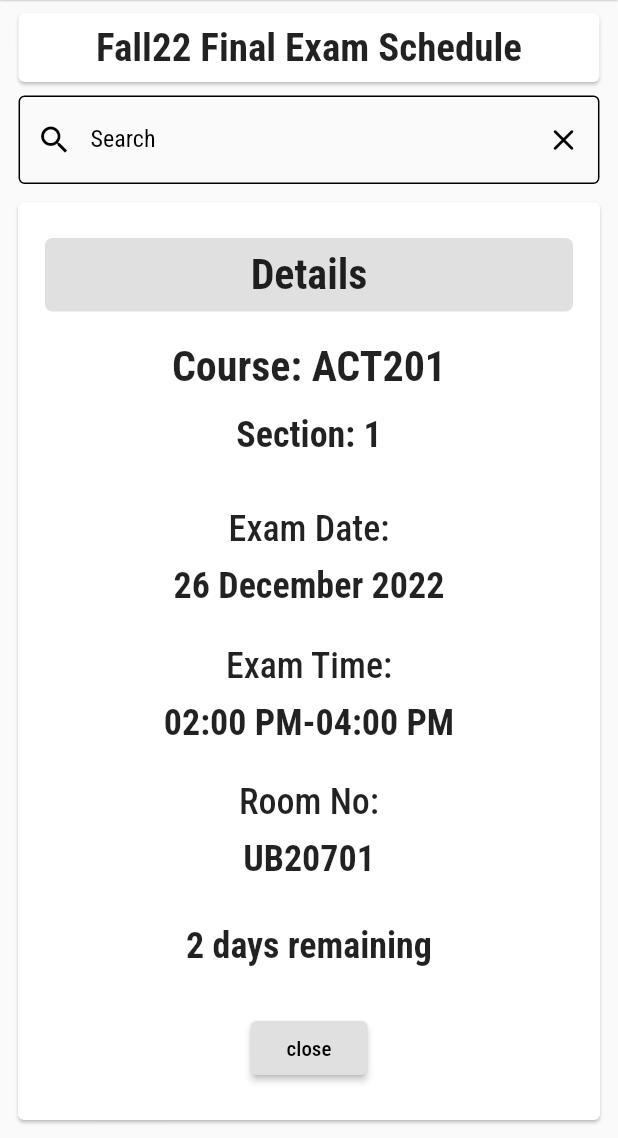
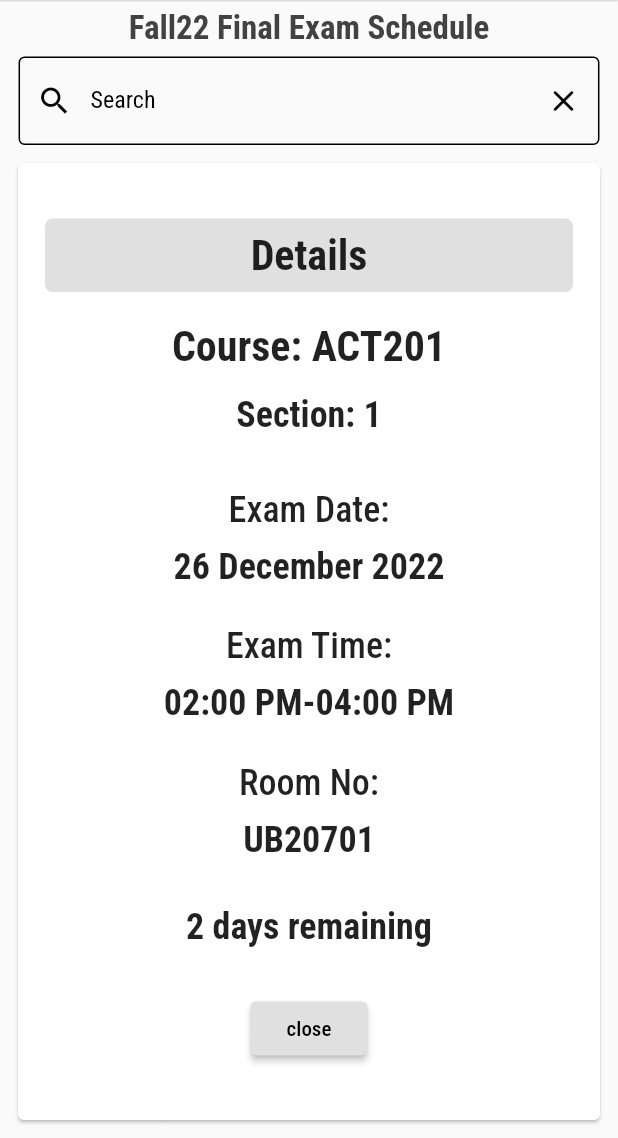
Before and after one commit to isaamrat/bracu_exam_schedule, a Flutter app: the screen it shows after launch, after a tap on "ACT201", on a phone screen of 412 x 824 dp, the part 98-1236 px from its top. Run offline on Flutter 3.47's test engine with Material 2 defaults, Android fonts, the phone set to English and light mode, and no system bars; our stand-ins replace firebase_core, get, google_fonts; missing offline and left inert: dart:js; accounts and stored records are empty.

Commit message:
Changed mobile view

```diff
--- a/lib/pages/test_page.dart
+++ b/lib/pages/test_page.dart
@@ -139,27 +139,19 @@ class _testPageState extends State<testPage> {
             elevation: 0.5,
             toolbarHeight: 65,
           ),
-          SizedBox(
-            height: 5,
-          ),
-          Card(
-            child: Container(
+          Container(
             width: MediaQuery.of(context).size.width * 0.94,
             // height: MediaQuery.of(context).size.height * 0.1,
             child: Padding(
               padding:
-                    const EdgeInsets.symmetric(vertical: 8.0, horizontal: 2),
+                  const EdgeInsets.symmetric(vertical: 6.0, horizontal: 2),
               child: Center(
                 child: Text(
                   'Fall22 Final Exam Schedule',
-                    style: TextStyle(fontSize: 26, fontWeight: FontWeight.w700),
+                  style: TextStyle(fontSize: 22, fontWeight: FontWeight.w700, color: Colors.grey.shade800),
                 ),
               ),
             ),
-            ),
-          ),
-          SizedBox(
-            height: 5,
           ),
           Container(
             width: MediaQuery.of(context).size.width * 0.94,
@@ -190,6 +182,7 @@ class _testPageState extends State<testPage> {
                         getObject.queryChange('');
                         // dupRight.changeClick();
                         getObject.changeToPreviousKey();
+
                       },
                       icon: Icon(
                         Icons.clear_rounded,
```
Lines whose indentation alone changed are shown as unchanged.
